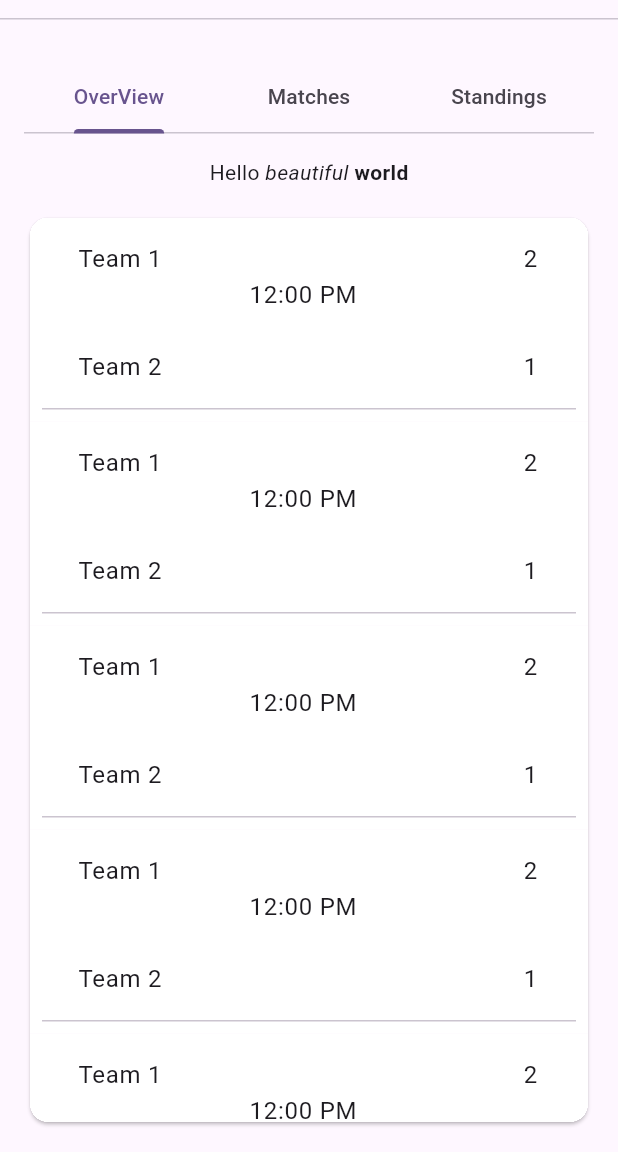
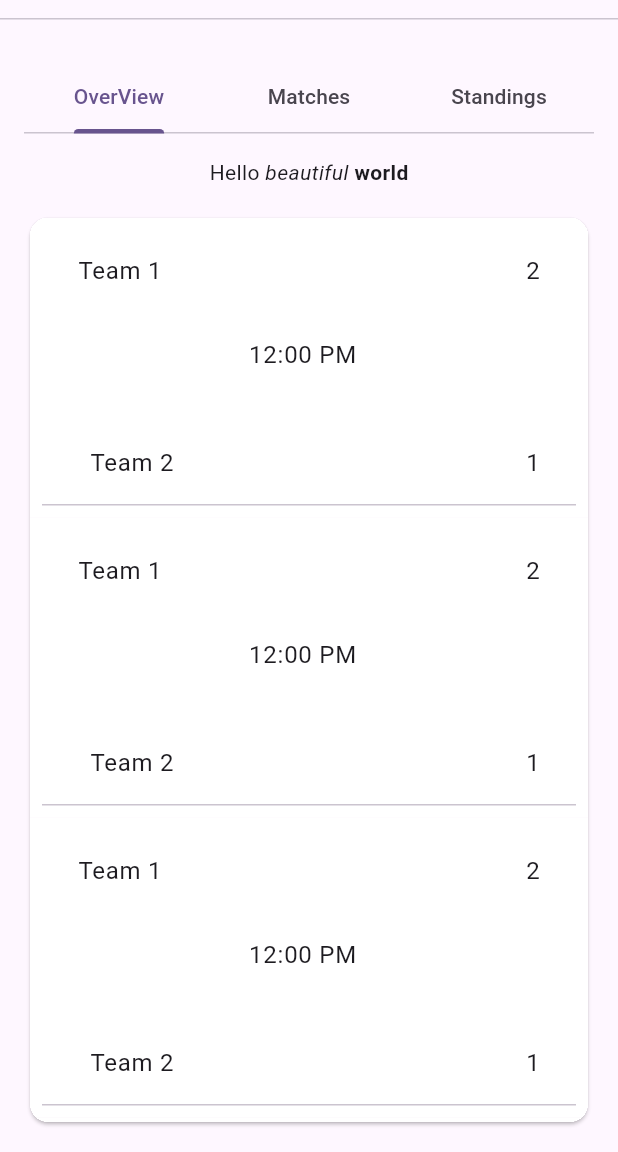
Before and after one commit to nwb2018/Projet-Flooter-Flutter, a Flutter app: the screen it shows after launch, on a phone screen of 412 x 824 dp, the part 84-1236 px from its top. Run offline on Flutter 3.47's test engine with Material 3 defaults, Android fonts, the phone set to English and light mode, and no system bars; our stand-ins replace flutter_riverpod.

Commit message:
(feat/League) MAJ overView

```diff
--- a/lib/tabs/overView.dart
+++ b/lib/tabs/overView.dart
@@ -1,9 +1,11 @@
 import 'package:flutter/material.dart';
 
 class overView extends StatelessWidget {
-  //const OverviewList({super.key});
   final List<String> entries = <String>['A', 'B', 'C'];
   final List<int> colorCodes = <int>[600, 500, 100];
+
+  // Ajout d'une variable pour l'espacement entre la deuxième et la troisième colonne
+  final double spacingBetweenColumns = 16.0;
 
   @override
   Widget build(BuildContext context) {
@@ -11,20 +13,17 @@ class overView extends StatelessWidget {
       padding: const EdgeInsets.all(16.0),
       child: Card(
         clipBehavior: Clip.hardEdge,
-
         child: ListView.builder(
           itemCount: 10,
           itemBuilder: (context, index) {
-
             // Remplacez les valeurs par les données réelles de votre modèle de match
             String team1Logo = 'path/to/team1_logo.png';
             String team1Name = 'Team 1';
+            String matchTime = '12:00 PM';
+            String score1 = '2';
             String team2Logo = 'path/to/team2_logo.png';
             String team2Name = 'Team 2';
-            String matchTime = '12:00 PM';
-            String score1 = '2';
             String score2 = '1';
-
 
             return Container(
               color: Colors.white,
@@ -33,41 +32,50 @@ class overView extends StatelessWidget {
                 child: Column(
                   children: [
                     ListTile(
-                      title: Expanded(
-                        child: Column(
+                      title: Row(
                         children: [
-                            Row(
-                              children: [
-                                //Image.asset(team1Logo, height: 30, width: 30),
+                          // Image.asset(team1Logo, height: 30, width: 30),
                           SizedBox(width: 8),
-                                Text(team1Name),
-
-                                SizedBox(width: 241),
+                          Expanded(
+                            child: Text(
+                              team1Name,
+                              overflow: TextOverflow.ellipsis,
+                            ),
+                          ),
+                          SizedBox(width: spacingBetweenColumns), // Espacement
                           Text('$score1'),
                         ],
                       ),
-                            Text('$matchTime'),
+                    ),
+                    ListTile(
+                      title: Row(
+                        children: [
+                          Expanded(
+                            child: Text(
+                              matchTime, // Affichage du temps dans la deuxième ligne
+                              overflow: TextOverflow.ellipsis,
+                              textAlign: TextAlign.center,
+                            ),
+                          ),
                         ],
                       ),
                     ),
+                    // Ajout d'un espace entre la deuxième et la troisième colonne
+                    SizedBox(height: spacingBetweenColumns),
+                    ListTile(
+                      title: Row(
+                        children: [
+                          // Image.asset(team2Logo, height: 30, width: 30),
+                          SizedBox(width: spacingBetweenColumns), // Espacement
+                          Expanded(
+                            child: Text(
+                              team2Name,
+                              overflow: TextOverflow.ellipsis,
                             ),
-
-                    ListTile(
-                      title: Expanded(
-                        child: Column(
-                          children: [
-                            Row(
-                              children: [
-                                //Image.asset(team2Logo, height: 30, width: 30),
+                          ),
                           SizedBox(width: 8),
-                                Text(team2Name),
-
-                                SizedBox(width: 241),
                           Text('$score2'),
                         ],
-                            ),
-                          ],
-                        ),
                       ),
                     ),
                     Divider(height: 0,), // Séparateur entre les matchs
@@ -80,5 +88,4 @@ class overView extends StatelessWidget {
       ),
     );
   }
-
 }
```
Also changed, not shown: lib/tabs/matches.dart (+65 -82 lines). Lines whose indentation alone changed are shown as unchanged.
